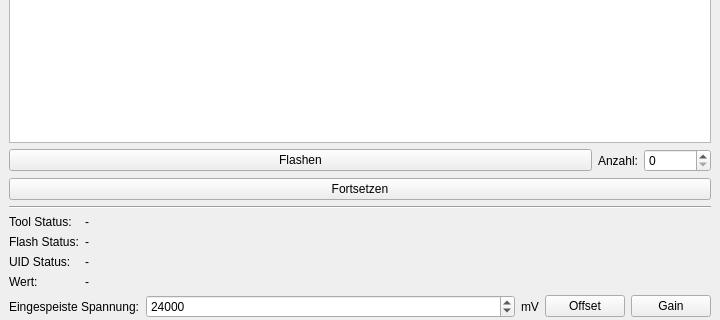
This is src/flash-test/ui/mainwindow.ui in Tinkerforge/flash-test as Qt 5 draws it before an edit; both pictures show x 0 to 720 and y 94 to 414 of the 720 by 728 pixel window. The edited form follows.
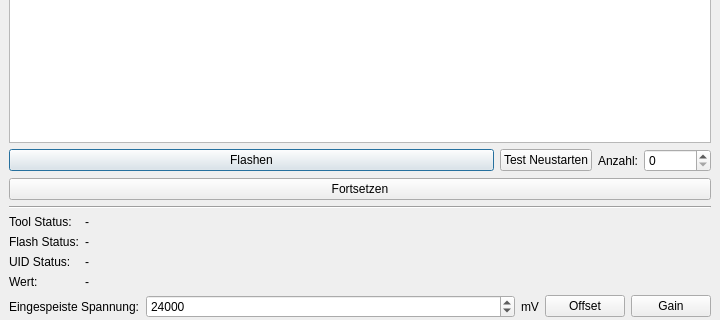
This is the edited form.

Commit message:
Add restart-test button
Don't hide the flash button, as this would no break the layout with the
extra widgets beside it. Instead disable it.

```diff
--- a/src/flash-test/ui/mainwindow.ui
+++ b/src/flash-test/ui/mainwindow.ui
@@ -51,6 +51,16 @@
           <property name="text">
            <string>Flashen</string>
           </property>
+          <property name="default">
+           <bool>true</bool>
+          </property>
+         </widget>
+        </item>
+        <item>
+         <widget class="QPushButton" name="button_restart_test">
+          <property name="text">
+           <string>Test Neustarten</string>
+          </property>
          </widget>
         </item>
         <item>
```
The commit also changes 3 other files.
